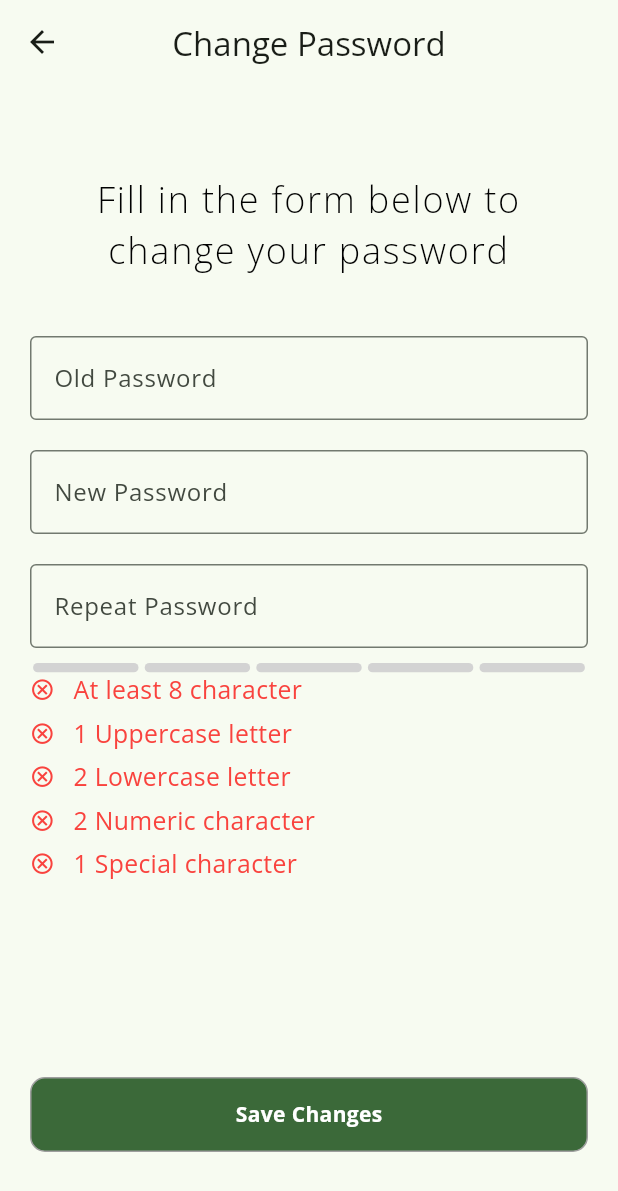
After one commit to Dexterfury/gemini_risk_assessor, a Flutter app: the ChangePassword screen opened directly, on a phone screen of 412 x 824 dp. The commit adds this screen. Shown: the top 1191 px of the screen. Run offline on Flutter 3.47's test engine with Material 3 defaults, Android fonts, the phone set to English and light mode, and no system bars; drawn by our look-alikes of flutter_pw_validator; our stand-ins replace cached_network_image, cloud_firestore, country_picker, firebase_auth, firebase_core, firebase_messaging and 20 more; missing offline and left inert: animated_read_more_text, floating_action_bubble, open_file_plus, syncfusion_flutter_pdf, syncfusion_flutter_signaturepad; accounts and stored records are empty; project files that could hold a hidden picture were left out.

Commit message:
added password change for email sign in

```diff
--- /dev/null
+++ b/lib/authentication/change_password.dart
@@ -0,0 +1,127 @@
+import 'package:flutter/material.dart';
+import 'package:flutter_pw_validator/flutter_pw_validator.dart';
+import 'package:gemini_risk_assessor/appBars/my_app_bar.dart';
+import 'package:gemini_risk_assessor/buttons/main_app_button.dart';
+import 'package:gemini_risk_assessor/service/user_service.dart';
+
+class ChangePassword extends StatefulWidget {
+  const ChangePassword({super.key});
+
+  @override
+  State<ChangePassword> createState() => _ChangePasswordState();
+}
+
+class _ChangePasswordState extends State<ChangePassword> {
+  final GlobalKey<FormState> formKey = GlobalKey<FormState>();
+  final TextEditingController _oldPasswordController = TextEditingController();
+  final TextEditingController _newPasswordController = TextEditingController();
+
+  @override
+  Widget build(BuildContext context) {
+    return Scaffold(
+      appBar: const MyAppBar(
+        leading: BackButton(),
+        title: 'Change Password',
+      ),
+      body: SafeArea(
+        child: Form(
+          key: formKey,
+          child: CustomScrollView(
+            slivers: [
+              SliverPadding(
+                padding: const EdgeInsets.all(20.0),
+                sliver: SliverFillRemaining(
+                  hasScrollBody: false,
+                  child: Column(
+                    children: [
+                      const SizedBox(height: 40),
+                      const Text(
+                        "Fill in the form below to change your password",
+                        textAlign: TextAlign.center,
+                        style: TextStyle(
+                          fontSize: 24,
+                          letterSpacing: 1.2,
+                          fontWeight: FontWeight.w100,
+                        ),
+                      ),
+                      const SizedBox(height: 40),
+                      TextFormField(
+                        controller: _oldPasswordController,
+                        obscureText: true,
+                        decoration: const InputDecoration(
+                          border: OutlineInputBorder(),
+                          labelText: 'Old Password',
+                          hintText: 'Enter old password',
+                        ),
+                      ),
+                      const SizedBox(height: 20),
+                      TextFormField(
+                        controller: _newPasswordController,
+                        obscureText: true,
+                        decoration: const InputDecoration(
+                          border: OutlineInputBorder(),
+                          labelText: 'New Password',
+                          hintText: 'Enter your new password',
+                        ),
+                      ),
+                      const SizedBox(height: 20),
+                      TextFormField(
+                        validator: (value) {
+                          if (value != _newPasswordController.text) {
+                            return 'Passwords do not match';
+                          }
+                          return null;
+                        },
+                        obscureText: true,
+                        decoration: const InputDecoration(
+                          border: OutlineInputBorder(),
+                          labelText: 'Repeat Password',
+                          hintText: 'Re-Enter your new password',
+                        ),
+                      ),
+                      const SizedBox(height: 10),
+                      FlutterPwValidator(
+                          controller: _newPasswordController,
+                          minLength: 8,
+                          uppercaseCharCount: 1,
+                          lowercaseCharCount: 2,
+                          numericCharCount: 2,
+                          specialCharCount: 1,
+                          width: MediaQuery.of(context).size.width,
+                          height: 200,
+                          onSuccess: () {},
+                          onFail: () {}),
+                      const SizedBox(height: 10),
+                      const Spacer(),
+                      SizedBox(
+                        height: 50,
+                        width: double.infinity,
+                        child: MainAppButton(
+                          label: 'Save Changes',
+                          onTap: () async {
+                            if (formKey.currentState!.validate()) {
+                              await UserService.changePassword(
+                                context,
+                                _oldPasswordController.text,
+                                _newPasswordController.text,
+                              );
+                              print('Password changed successfully');
+                              // clear the form
+                              _oldPasswordController.clear();
+                              _newPasswordController.clear();
+                            }
+                          },
+                        ),
+                      ),
+                      const SizedBox(height: 56.0),
+                    ],
+                  ),
+                ),
+              ),
+            ],
+          ),
+        ),
+      ),
+    );
+  }
+}
--- a/lib/screens/organization_details.dart
+++ b/lib/screens/organization_details.dart
@@ -264,7 +264,10 @@ class _OrganizationDetailsState extends State<OrganizationDetails>
                 actions: [
                   TextButton(
                     onPressed: () => Navigator.pop(context),
-                    child: const Text('Cancel'),
+                    child: const Text(
+                      'Cancel',
+                      style: TextStyle(color: Colors.red),
+                    ),
                   ),
                   TextButton(
                     onPressed: () async {
--- a/lib/screens/people_screen.dart
+++ b/lib/screens/people_screen.dart
@@ -1,7 +1,6 @@
 import 'package:cloud_firestore/cloud_firestore.dart';
 import 'package:flutter/material.dart';
 import 'package:font_awesome_flutter/font_awesome_flutter.dart';
-import 'package:gemini_risk_assessor/appBars/my_app_bar.dart';
 import 'package:gemini_risk_assessor/constants.dart';
 import 'package:gemini_risk_assessor/dialogs/my_dialogs.dart';
 import 'package:gemini_risk_assessor/enums/enums.dart';
@@ -9,7 +8,6 @@ import 'package:gemini_risk_assessor/firebase_methods/firebase_methods.dart';
 import 'package:gemini_risk_assessor/models/user_model.dart';
 import 'package:gemini_risk_assessor/providers/authentication_provider.dart';
 import 'package:gemini_risk_assessor/providers/organization_provider.dart';
-import 'package:gemini_risk_assessor/search/my_search_bar.dart';
 import 'package:gemini_risk_assessor/search/people_search_bar.dart';
 import 'package:gemini_risk_assessor/themes/my_themes.dart';
 import 'package:gemini_risk_assessor/utilities/global.dart';
--- a/lib/service/user_service.dart
+++ b/lib/service/user_service.dart
@@ -6,9 +6,9 @@ import 'package:gemini_risk_assessor/authentication/firebase_auth_error_handler.
 import 'package:gemini_risk_assessor/utilities/global.dart';
 
 class UserService {
-  final FirebaseAuth _auth = FirebaseAuth.instance;
+  static final FirebaseAuth _auth = FirebaseAuth.instance;
 
-  Future<void> changePassword(
+  static Future<void> changePassword(
     BuildContext context,
     String currentPassword,
     String newPassword,
@@ -54,7 +54,7 @@ class UserService {
     }
   }
 
-  bool _canChangePassword(User user) {
+  static bool _canChangePassword(User user) {
     // Check if the user signed in with a method that supports password changes
     return user.providerData
         .any((userInfo) => userInfo.providerId == 'password');
--- a/pubspec.yaml
+++ b/pubspec.yaml
@@ -74,6 +74,7 @@ dependencies:
   animated_read_more_text: ^0.0.6
   google_sign_in: ^6.2.1
   sign_in_with_apple: ^6.1.1
+  flutter_pw_validator: ^1.6.0
 
 
 dev_dependencies:
```
Also changed, not shown: lib/authentication/forgot_password.dart (+10 -3 lines), lib/buttons/test.dart (deleted, +0 -196 lines), lib/screens/profile_screen.dart (+9 -2 lines), pubspec.lock.
